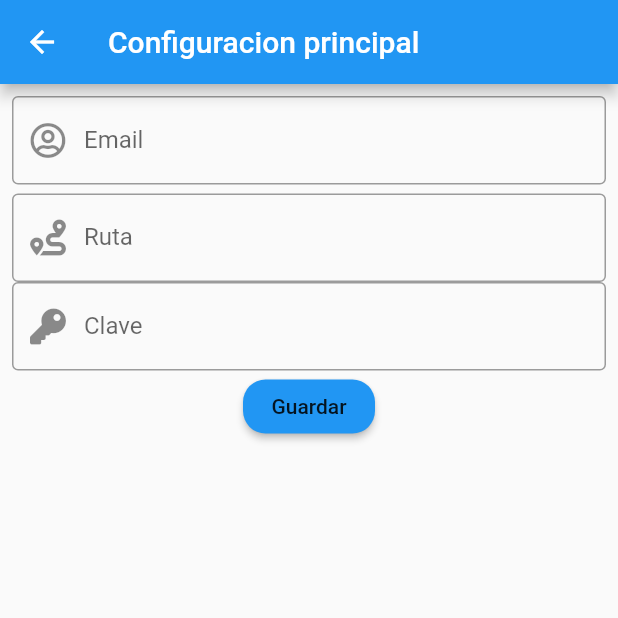
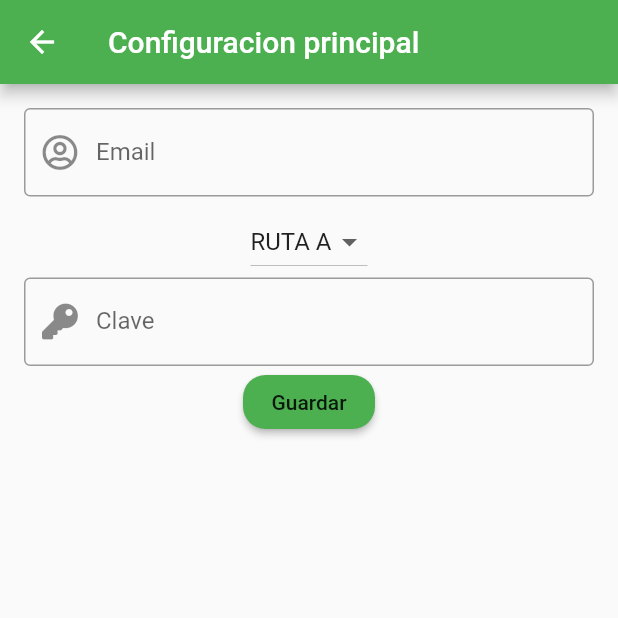
Before and after one commit to pablo384/VENDEDOR-BDSPL, a Flutter app: the ConfigPage screen opened directly, on a phone screen of 412 x 824 dp, the top half of it. Run offline on Flutter 3.47's test engine with Material 2 defaults, Android fonts, the phone set to English and light mode, and no system bars; our stand-ins replace firebase_analytics, firebase_database, font_awesome_flutter, rxdart, shared_preferences; accounts and stored records are empty.

Commit message:
🛵Cambios hechos en casa de junior Viernes

```diff
--- a/lib/main.dart
+++ b/lib/main.dart
@@ -14,7 +14,7 @@ class MyApp extends StatelessWidget {
     return MaterialApp(
       title: 'Flutter Demo',
       theme: ThemeData(
-        primarySwatch: Colors.blue,
+        primarySwatch: Colors.green,
       ),
       navigatorObservers: [
         FirebaseAnalyticsObserver(analytics: analytics),
--- a/lib/services/StorageService.dart
+++ b/lib/services/StorageService.dart
@@ -14,6 +14,7 @@ class StorageService {
   static Future<ConfigDataModel> getConfig() async {
     var pref = await SharedPreferences.getInstance();
     var data = pref.getString(keyConfig);
+    if (data == null) return null;
     return ConfigDataModel.configDataModelFromJson(data);
   }
 
--- a/lib/views/ConfigPage.dart
+++ b/lib/views/ConfigPage.dart
@@ -19,9 +19,10 @@ class ConfigPage extends StatefulWidget {
 }
 
 class _ConfigPageState extends State<ConfigPage> {
-  final _rutaController = TextEditingController();
+  final _rutaController = TextEditingController(text: "RUTA A");
   final _emailController = TextEditingController();
   final _passwordController = TextEditingController();
+  String _valRuta = 'RUTA A';
   // final database = FirebaseDatabase.instance;
   @override
   Widget build(BuildContext context) {
@@ -38,6 +39,8 @@ class _ConfigPageState extends State<ConfigPage> {
                 child: Column(
                   children: <Widget>[
                     Form(
+                      child: Padding(
+                        padding: const EdgeInsets.all(8.0),
                         child: Column(
                           // mainAxisAlignment: MainAxisAlignment.spaceEvenly,
                           mainAxisSize: MainAxisSize.min,
@@ -56,16 +59,33 @@ class _ConfigPageState extends State<ConfigPage> {
                                 controller: _emailController,
                               ),
                             ),
-                          TextFormField(
-                            keyboardType: TextInputType.text,
-                            decoration: InputDecoration(
-                              labelText: 'Ruta',
-                              border: OutlineInputBorder(),
-                              prefixIcon: Icon(FontAwesomeIcons.route),
+
+                            DropdownButton(
+                              value: _valRuta,
+                              onChanged: (val) {
+                                setState(() {
+                                  _valRuta = val;
+                                });
+                              },
+                              items: ['RUTA A', 'RUTA B', 'RUTA C', 'RUTA D']
+                                  .map<DropdownMenuItem>(
+                                    (str) => DropdownMenuItem(
+                                      value: str,
+                                      child: Text(str),
                                     ),
-                            controller: _rutaController,
-                            obscureText: false,
+                                  )
+                                  .toList(),
                             ),
+                            // TextFormField(
+                            //   keyboardType: TextInputType.text,
+                            //   decoration: InputDecoration(
+                            //     labelText: 'Ruta',
+                            //     border: OutlineInputBorder(),
+                            //     prefixIcon: Icon(FontAwesomeIcons.route),
+                            //   ),
+                            //   controller: _rutaController,
+                            //   obscureText: false,
+                            // ),
                             TextFormField(
                               keyboardType: TextInputType.number,
                               decoration: InputDecoration(
@@ -82,7 +102,7 @@ class _ConfigPageState extends State<ConfigPage> {
                                 var config = ConfigDataModel(
                                   email: _emailController.text,
                                   password: _passwordController.text,
-                                ruta: _rutaController.text,
+                                  ruta: _valRuta,
                                 );
                                 if (await DatabaseService.saveConfig(config)) {
                                   await StorageService.saveConfig(config);
@@ -105,6 +125,7 @@ class _ConfigPageState extends State<ConfigPage> {
                             // ),
                           ],
                         ),
+                      ),
                     )
                   ],
                 ),
--- a/lib/views/products/SelectProductPage.dart
+++ b/lib/views/products/SelectProductPage.dart
@@ -76,7 +76,7 @@ class _SelectProductPageState extends State<SelectProductPage> {
         if (filteredProducts[i].descLarga.toLowerCase().contains(
                   _searchText.toLowerCase(),
                 ) ||
-            filteredProducts[i].descCorta.toLowerCase().contains(
+            filteredProducts[i].lineaProd.toLowerCase().contains(
                   _searchText.toLowerCase(),
                 )) {
           tempList.add(filteredProducts[i]);
@@ -130,7 +130,8 @@ class _SelectProductPageState extends State<SelectProductPage> {
                               onPressed: () {
                                 print(_cantidad.text);
                                 var linea = LineaFactura(
-                                  cantidad: int.tryParse(_cantidad.text) ?? 1,
+                                  cantidad: double.tryParse(_cantidad.text) ??
+                                      int.tryParse(_cantidad.text).toDouble(),
                                   producto: filteredProducts[index],
                                 );
                                 widget.onSave(linea);
```
Also changed, not shown: lib/components/MenuDrawer.dart (+14 -0 lines), lib/models/UtilModels.dart (+7 -4 lines), lib/services/DatabaseService.dart (+34 -3 lines), lib/views/Home.dart (+27 -21 lines), lib/views/Login.dart (+1 -7 lines), lib/views/bill/Bill.dart (+10 -8 lines), lib/views/login_form.dart (+11 -0 lines), lib/views/pedidos/OrdersPage.dart (+14 -1 lines). Lines whose indentation alone changed are shown as unchanged.
